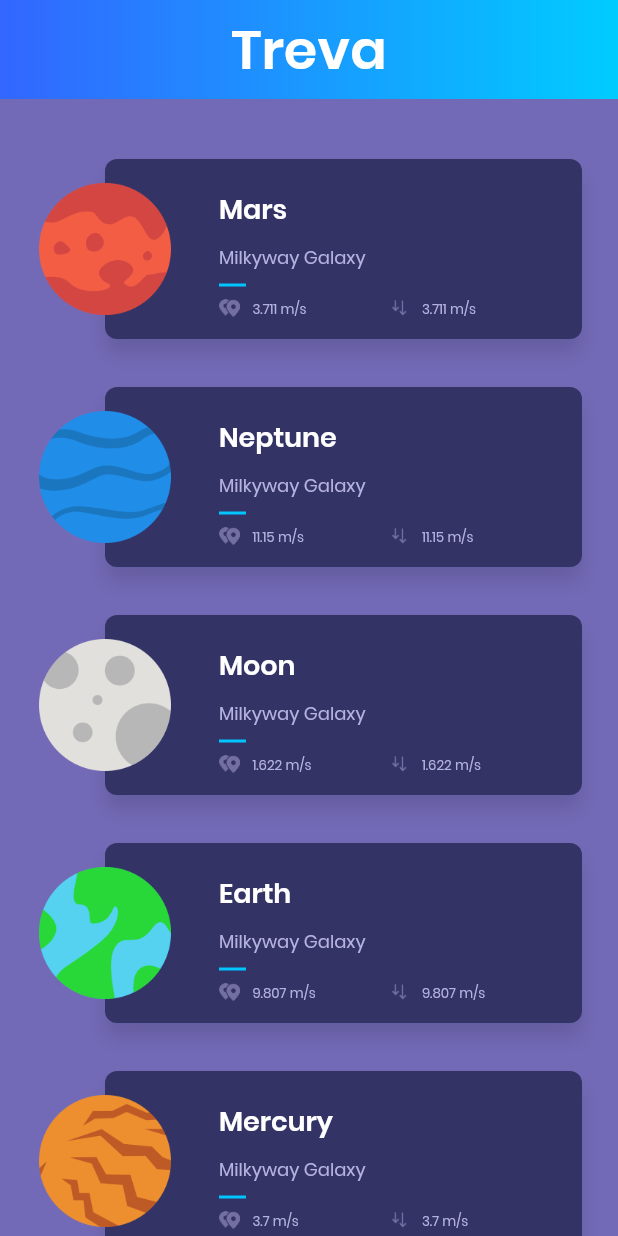
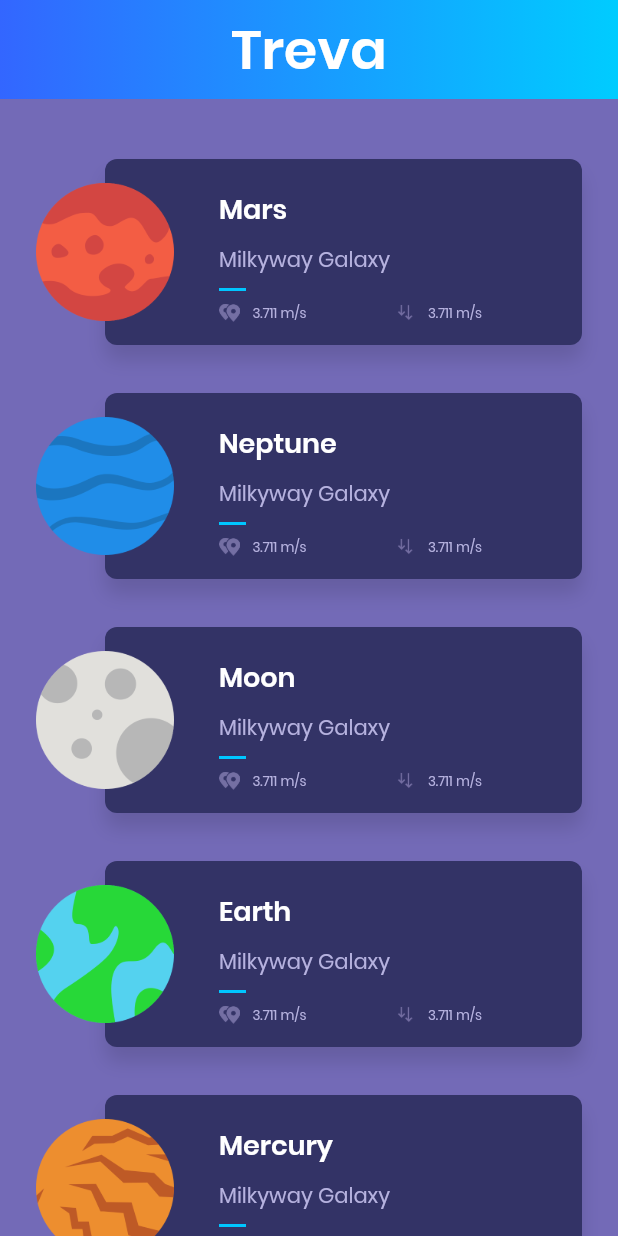
Before and after one commit to DanielReyesDev/FlutterPlanets, a Flutter app: the screen it shows after launch, on a phone screen of 412 x 824 dp. Run offline on Flutter 3.47's test engine with Material 2 defaults, Android fonts, the phone set to English and light mode, and no system bars.

```diff
--- a/lib/main.dart
+++ b/lib/main.dart
@@ -1,5 +1,5 @@
 import 'package:flutter/material.dart';
-import 'package:flutter_planets/ui/home/HomePage.dart';
+import 'package:flutter_planets/ui/home/home_page.dart';
 
 void main() {
   runApp(new MaterialApp(
--- a/lib/models/Planet.dart
+++ b/lib/models/Planet.dart
@@ -6,55 +6,61 @@ class Planet {
   final String gravity;
   final String description;
   final String image;
+  final String picture;
 
-  const Planet({this.id, this.name, this.location, this.distance, this.gravity, this.description, this.image});
+  const Planet({this.id, this.name, this.location, this.distance, this.gravity, this.description, this.image, this.picture});
 
 }
 
 List<Planet> planets = [
   const Planet(
-     id: "1",
-     name: "Mars",
-     location: "Milkyway Galaxy",
-     distance: "227.9m Km",
-     gravity: "3.711 m/s ",
-     description: "Lorem ipsum...",
-     image: "assets/img/mars.png",
+    id: "1",
+    name: "Mars",
+    location: "Milkyway Galaxy",
+    distance: "54.6m Km",
+    gravity: "3.711 m/s ",
+    description: "Mars is the fourth planet from the Sun and the second-smallest planet in the Solar System after Mercury. In English, Mars carries a name of the Roman god of war, and is often referred to as the 'Red Planet' because the reddish iron oxide prevalent on its surface gives it a reddish appearance that is distinctive among the astronomical bodies visible to the naked eye. Mars is a terrestrial planet with a thin atmosphere, having surface features reminiscent both of the impact craters of the Moon and the valleys, deserts, and polar ice caps of Earth.",
+    image: "assets/img/mars.png",
+    picture: "https://www.nasa.gov/sites/default/files/thumbnails/image/pia21723-16.jpg"
   ),
   const Planet(
     id: "2",
     name: "Neptune",
     location: "Milkyway Galaxy",
     distance: "54.6m Km",
-    gravity: "11.15 m/s ",
-    description: "Lorem ipsum...",
+    gravity: "3.711 m/s ",
+    description: "Neptune is the eighth and farthest known planet from the Sun in the Solar System. In the Solar System, it is the fourth-largest planet by diameter, the third-most-massive planet, and the densest giant planet. Neptune is 17 times the mass of Earth and is slightly more massive than its near-twin Uranus, which is 15 times the mass of Earth and slightly larger than Neptune. Neptune orbits the Sun once every 164.8 years at an average distance of 30.1 astronomical units (4.50×109 km). It is named after the Roman god of the sea and has the astronomical symbol ♆, a stylised version of the god Neptune's trident",
     image: "assets/img/neptune.png",
+    picture: "https://www.nasa.gov/sites/default/files/styles/full_width_feature/public/images/110411main_Voyager2_280_yshires.jpg"
   ),
   const Planet(
     id: "3",
     name: "Moon",
     location: "Milkyway Galaxy",
     distance: "54.6m Km",
-    gravity: "1.622 m/s ",
-    description: "Lorem ipsum...",
+    gravity: "3.711 m/s ",
+    description: "The Moon is an astronomical body that orbits planet Earth, being Earth's only permanent natural satellite. It is the fifth-largest natural satellite in the Solar System, and the largest among planetary satellites relative to the size of the planet that it orbits (its primary). Following Jupiter's satellite Io, the Moon is second-densest satellite among those whose densities are known.",
     image: "assets/img/moon.png",
+    picture: "https://farm5.staticflickr.com/4086/5052125139_43c31b7012.jpg"
   ),
   const Planet(
     id: "4",
     name: "Earth",
     location: "Milkyway Galaxy",
     distance: "54.6m Km",
-    gravity: "9.807 m/s ",
-    description: "Lorem ipsum...",
+    gravity: "3.711 m/s ",
+    description: "Earth is the third planet from the Sun and the only object in the Universe known to harbor life. According to radiometric dating and other sources of evidence, Earth formed over 4 billion years ago. Earth's gravity interacts with other objects in space, especially the Sun and the Moon, Earth's only natural satellite. Earth revolves around the Sun in 365.26 days, a period known as an Earth year. During this time, Earth rotates about its axis about 366.26 times.",
     image: "assets/img/earth.png",
+    picture: "https://www.nasa.gov/sites/default/files/styles/full_width_feature/public/thumbnails/image/iss042e340851_1.jpg"
   ),
   const Planet(
     id: "5",
     name: "Mercury",
     location: "Milkyway Galaxy",
     distance: "54.6m Km",
-    gravity: "3.7 m/s ",
-    description: "Lorem ipsum...",
+    gravity: "3.711 m/s ",
+    description: "Mercury is the smallest and innermost planet in the Solar System. Its orbital period around the Sun of 88 days is the shortest of all the planets in the Solar System. It is named after the Roman deity Mercury, the messenger to the gods.",
     image: "assets/img/mercury.png",
+    picture: "https://c1.staticflickr.com/9/8105/8497927473_2845ae671e_b.jpg"
   ),
 ];
--- /dev/null
+++ b/lib/ui/common/planet_summary.dart
@@ -0,0 +1,134 @@
+import 'package:flutter/material.dart';
+import 'package:flutter_planets/models/Planet.dart';
+import 'package:flutter_planets/ui/detail/detail_page.dart';
+import 'package:flutter_planets/ui/styles/text_style.dart';
+import 'package:flutter_planets/ui/common/separator.dart';
+
+
+class PlanetSummary extends StatelessWidget {
+
+  final Planet planet;
+  final bool horizontal;
+
+  PlanetSummary(this.planet, {this.horizontal = true});
+
+  PlanetSummary.vertical(this.planet): horizontal = false;
+
+
+  @override
+  Widget build(BuildContext context) {
+
+    final planetThumbnail = new Container(
+      margin: new EdgeInsets.symmetric(
+        vertical: 16.0
+      ),
+      alignment: horizontal ? FractionalOffset.centerLeft : FractionalOffset.center,
+      child: new Hero(
+          tag: "planet-hero-${planet.id}",
+          child: new Image(
+          image: new AssetImage(planet.image),
+          height: 92.0,
+          width: 92.0,
+        ),
+      ),
+    );
+
+
+
+    Widget _planetValue({String value, String image}) {
+      return new Container(
+        child: new Row(
+          mainAxisSize: MainAxisSize.min,
+          children: <Widget>[
+            new Image.asset(image, height: 12.0),
+            new Container(width: 8.0),
+            new Text(planet.gravity, style: Style.smallTextStyle),
+          ]
+        ),
+      );
+    }
+
+
+    final planetCardContent = new Container(
+      margin: new EdgeInsets.fromLTRB(horizontal ? 76.0 : 16.0, horizontal ? 16.0 : 42.0, 16.0, 16.0),
+      constraints: new BoxConstraints.expand(),
+      child: new Column(
+        crossAxisAlignment: horizontal ? CrossAxisAlignment.start : CrossAxisAlignment.center,
+        children: <Widget>[
+          new Container(height: 4.0),
+          new Text(planet.name, style: Style.titleTextStyle),
+          new Container(height: 10.0),
+          new Text(planet.location, style: Style.commonTextStyle),
+          new Separator(),
+          new Row(
+            mainAxisAlignment: MainAxisAlignment.center,
+            children: <Widget>[
+              new Expanded(
+                flex: horizontal ? 1 : 0,
+                child: _planetValue(
+                  value: planet.distance,
+                  image: 'assets/img/ic_distance.png')
+
+              ),
+              new Container(
+                width: horizontal ? 8.0 : 32.0,
+              ),
+              new Expanded(
+                  flex: horizontal ? 1 : 0,
+                  child: _planetValue(
+                  value: planet.gravity,
+                  image: 'assets/img/ic_gravity.png')
+              )
+            ],
+          ),
+        ],
+      ),
+    );
+
+
+    final planetCard = new Container(
+      child: planetCardContent,
+      height: horizontal ? 124.0 : 154.0,
+      margin: horizontal
+        ? new EdgeInsets.only(left: 46.0)
+        : new EdgeInsets.only(top: 72.0),
+      decoration: new BoxDecoration(
+        color: new Color(0xFF333366),
+        shape: BoxShape.rectangle,
+        borderRadius: new BorderRadius.circular(8.0),
+        boxShadow: <BoxShadow>[
+          new BoxShadow(
+            color: Colors.black12,
+            blurRadius: 10.0,
+            offset: new Offset(0.0, 10.0),
+          ),
+        ],
+      ),
+    );
+
+
+    return new GestureDetector(
+      onTap: horizontal
+          ? () => Navigator.of(context).push(
+            new PageRouteBuilder(
+              pageBuilder: (_, __, ___) => new DetailPage(planet),
+              transitionsBuilder: (context, animation, secondaryAnimation, child) =>
+                new FadeTransition(opacity: animation, child: child),
+              ) ,
+            )
+          : null,
+      child: new Container(
+        margin: const EdgeInsets.symmetric(
+          vertical: 16.0,
+          horizontal: 24.0,
+        ),
+        child: new Stack(
+          children: <Widget>[
+            planetCard,
+            planetThumbnail,
+          ],
+        ),
+      )
+    );
+  }
+}
--- /dev/null
+++ b/lib/ui/common/separator.dart
@@ -0,0 +1,13 @@
+import 'package:flutter/material.dart';
+
+class Separator extends StatelessWidget {
+  @override
+  Widget build(BuildContext context) {
+    return new Container(
+        margin: new EdgeInsets.symmetric(vertical: 8.0),
+        height: 2.0,
+        width: 18.0,
+        color: new Color(0xff00c6ff)
+    );
+  }
+}
--- a/lib/ui/home/PlanetRow.dart
+++ /dev/null
@@ -1,142 +0,0 @@
-import 'package:flutter/material.dart';
-import 'package:flutter_planets/models/Planet.dart';
-
-class PlanetRow extends StatelessWidget {
-
-  final Planet planet;
-
-  PlanetRow(this.planet);
-
-
-
-
-
-  @override
-    Widget build(BuildContext context) {
-
-      final baseTextStyle = const TextStyle(
-        fontFamily: 'Poppins'
-      );
-
-      final headerTextStyle = baseTextStyle.copyWith(
-        color: Colors.white,
-        fontSize: 18.0,
-        fontWeight: FontWeight.w600
-      );
-
-      final regularTextStyle = baseTextStyle.copyWith(
-        color: const Color(0xffb6b2df),
-        fontSize: 9.0,
-        fontWeight: FontWeight.w400
-      );
-
-      final subHeaderTextStyle = regularTextStyle.copyWith(
-        fontSize: 12.0
-      );
-
-      final planetThumbnail = new Container(
-        margin: new EdgeInsets.symmetric(
-          vertical: 16.0
-        ),
-        alignment: FractionalOffset.centerLeft,
-        child: new Image(
-          image: new AssetImage(this.planet.image),
-          height: 92.0,
-          width: 92.0,
-        ),
-      );
-
-      Widget _planetValue({String value, String image}){
-        return new Row(
-          children: <Widget>[
-            new Image.asset(image,height: 12.0),
-            new Container(width: 8.0,),
-            new Text(planet.gravity,style: regularTextStyle,)
-          ],
-        );
-      }
-
-      final planetCardContent = new Container(
-        margin: new EdgeInsets.fromLTRB(76.0, 16.0, 16.0, 16.0),
-        constraints: new BoxConstraints.expand(),
-        child: new Column(
-          crossAxisAlignment: CrossAxisAlignment.start,
-          children: <Widget>[
-            new Container(height: 4.0),
-            new Text(planet.name,
-              style: headerTextStyle,
-            ),
-            new Container(height: 10.0),
-            new Text(planet.location,
-              style: subHeaderTextStyle
-
-            ),
-            new Container(
-              margin: new EdgeInsets.symmetric(vertical: 8.0),
-              height: 2.0,
-              width: 18.0,
-              color: new Color(0xff00c6ff)
-            ),
-            new Row(
-              children: <Widget>[
-                new Expanded(
-                  child: _planetValue(
-                    value: planet.distance,
-                    image: 'assets/img/ic_distance.png'
-                  )
-                ),
-                new Expanded(
-                  child: _planetValue(
-                    value: planet.gravity,
-                    image: 'assets/img/ic_gravity.png'
-                  )
-                ),
-
-
-
-
-              ],
-            ),
-          ],
-        ),
-      );
-
-      final planetCard = new Container(
-        child: planetCardContent,
-        height: 124.0,
-        margin: EdgeInsets.only(
-          left: 46.0
-        ),
-        decoration: new BoxDecoration(
-          color: new Color(0xFF333366),
-          shape: BoxShape.rectangle,
-          borderRadius: new BorderRadius.circular(8.0),
-          boxShadow: <BoxShadow>[
-            new BoxShadow(
-              color: Colors.black12,
-              blurRadius: 10.0,
-              offset: new Offset(0.0, 10.0),
-            )
-          ],
-        ),
-      );
-
-
-
-
-      // TODO: implement build
-      return Container(
-        height: 120.0,
-        margin: const EdgeInsets.symmetric(
-          vertical: 16.0,
-          horizontal: 24.0,
-        ),
-        child: new Stack(
-           children: <Widget>[
-             planetCard,
-             planetThumbnail,
-           ],
-        ),
-      );
-    }
-}
--- a/lib/ui/home/HomePage.dart
+++ b/lib/ui/home/home_page.dart
@@ -1,6 +1,6 @@
 import 'package:flutter/material.dart';
-import 'package:flutter_planets/ui/home/GradientAppBar.dart';
-import 'package:flutter_planets/ui/home/HomePageBody.dart';
+import 'package:flutter_planets/ui/common/gradient_app_bar.dart';
+import 'package:flutter_planets/ui/home/home_page_body.dart';
 import 'package:flutter_planets/models/Planet.dart';
 
 
--- a/lib/ui/home/HomePageBody.dart
+++ b/lib/ui/home/home_page_body.dart
@@ -1,5 +1,5 @@
 import 'package:flutter/material.dart';
-import 'package:flutter_planets/ui/home/PlanetRow.dart';
+import 'package:flutter_planets/ui/common/planet_summary.dart';
 import 'package:flutter_planets/models/Planet.dart';
 
 class HomePageBody extends StatelessWidget {
@@ -15,13 +15,13 @@ class HomePageBody extends StatelessWidget {
           color: new Color(0xFF736AB7),
           child: new CustomScrollView(
             scrollDirection: Axis.vertical,
+            shrinkWrap: false,
             slivers: <Widget>[
               new SliverPadding(
                 padding: const EdgeInsets.symmetric(vertical: 24.0),
-                sliver: new SliverFixedExtentList(
-                  itemExtent: 152.0,
+                sliver: new SliverList(
                   delegate: new SliverChildBuilderDelegate(
-                    (context, index) => new PlanetRow(planets[index]),
+                    (context, index) => new PlanetSummary(planets[index]), //new PlanetRow(planets[index]),
                     childCount: planets.length
                   ),
                 ),
@@ -30,12 +30,5 @@ class HomePageBody extends StatelessWidget {
           ),
         ),
       );
-      // return new Expanded(
-      //     child: ListView.builder(
-      //     itemBuilder: (context, index) => new PlanetRow(planets[index]),
-      //     itemCount: planets.length,
-      //     padding: new EdgeInsets.symmetric(vertical: 16.0),
-      //   ),
-      // );
     }
 }
--- /dev/null
+++ b/lib/ui/styles/text_style.dart
@@ -0,0 +1,25 @@
+import 'package:flutter/material.dart';
+
+class Style {
+  static final baseTextStyle = const TextStyle(
+    fontFamily: 'Poppins'
+  );
+  static final smallTextStyle = commonTextStyle.copyWith(
+    fontSize: 9.0,
+  );
+  static final commonTextStyle = baseTextStyle.copyWith(
+      color: const Color(0xffb6b2df),
+    fontSize: 14.0,
+      fontWeight: FontWeight.w400
+  );
+  static final titleTextStyle = baseTextStyle.copyWith(
+    color: Colors.white,
+    fontSize: 18.0,
+    fontWeight: FontWeight.w600
+  );
+  static final headerTextStyle = baseTextStyle.copyWith(
+    color: Colors.white,
+    fontSize: 20.0,
+    fontWeight: FontWeight.w400
+  );
+}
```
Also changed, not shown: lib/ui/detail/detail_page.dart (added, +96 -0 lines), lib/ui/common/gradient_app_bar.dart (renamed from lib/ui/home/GradientAppBar.dart).
